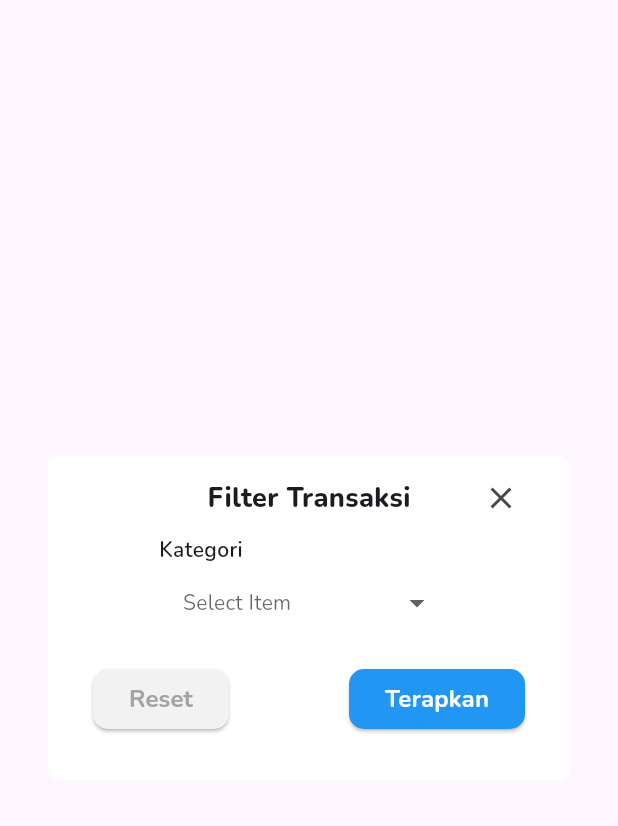
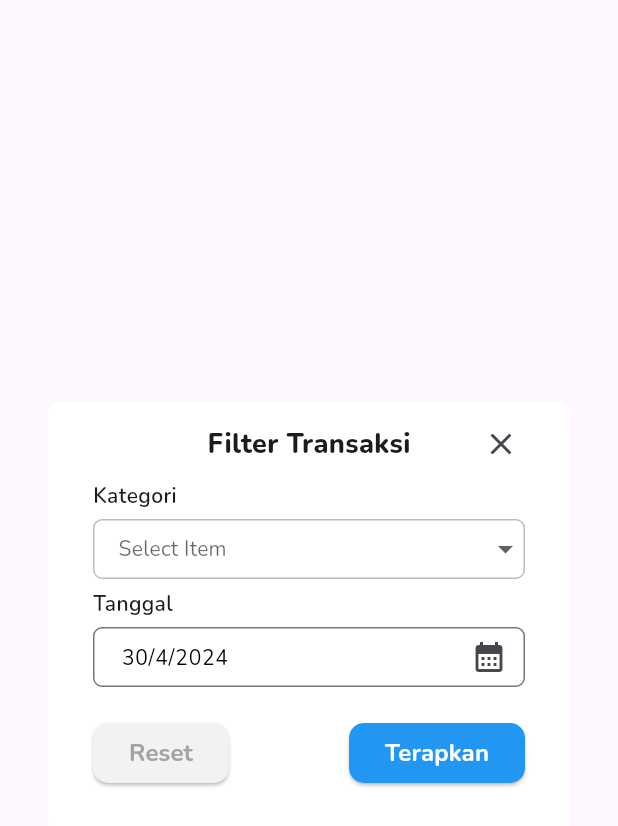
Before and after one commit to Reza1290/budgetin-app, a Flutter app: the FilterDialog widget shown alone on an empty page, opened directly, on a phone screen of 412 x 824 dp. Shown: the top 826 px of the screen. Run offline on Flutter 3.47's test engine with Material 3 defaults, Android fonts, the phone set to English and light mode, and no system bars; drawn by our look-alikes of dropdown_button2; our stand-ins replace drift, flutter_slidable, flutter_svg, sqlite3_flutter_libs; accounts and stored records are empty; generated files the repository leaves out were written again; project files that could hold a hidden picture were left out.

Commit message:
filter tapi warna belum sesuai

```diff
--- a/lib/widgets/modal/modal_filter.dart
+++ b/lib/widgets/modal/modal_filter.dart
@@ -1,7 +1,9 @@
 import 'package:budgetin/widgets/modal/budgetin_modal.dart';
+import 'package:budgetin/widgets/reusable/calendar.dart';
 import 'package:budgetin/widgets/reusable/title_modal.dart';
 import 'package:dropdown_button2/dropdown_button2.dart';
 import 'package:flutter/material.dart';
+import 'package:flutter/widgets.dart';
 
 class FilterDialog extends StatefulWidget {
   @override
@@ -61,6 +63,7 @@ class _FilterDialogState extends State<FilterDialog> {
                     color: Theme.of(context).hintColor,
                   ),
                 ),
+
                 items: items
                     .map((item) => DropdownMenuItem(
                           value: item,
@@ -78,11 +81,15 @@ class _FilterDialogState extends State<FilterDialog> {
                     selectedValue = value;
                   });
                 },
-          buttonStyleData: const ButtonStyleData(
-            padding: EdgeInsets.symmetric(horizontal: 16),
+                buttonStyleData: ButtonStyleData(
                     height: 40,
-            width: 200,
+                    decoration: BoxDecoration(
+                      borderRadius: BorderRadius.circular(6),
+                      border: Border.all(
+                        color: Colors.black26,
                       ),
+
+                    )),
                 dropdownStyleData: const DropdownStyleData(
                   maxHeight: 200,
                 ),
@@ -113,7 +120,18 @@ class _FilterDialogState extends State<FilterDialog> {
                         hintText: 'Search for an item...',
                         hintStyle: const TextStyle(fontSize: 12),
                         border: OutlineInputBorder(
-                    borderRadius: BorderRadius.circular(8),
+                          // Menambahkan border
+                          borderRadius: BorderRadius.circular(
+                              6.0), // Mengatur sudut border
+                          borderSide: BorderSide(), // Mengatur sisi border
+                        ),
+                        focusedBorder: OutlineInputBorder(
+                          // Mengubah warna border ketika aktif menjadi biru
+                          borderRadius: BorderRadius.circular(
+                              6.0), // Mengatur sudut border
+                          borderSide: BorderSide(
+                              color:
+                                  Color(0xFF1D77FF)), // Mengatur warna border
                         ),
                       ),
                     ),
@@ -130,7 +148,50 @@ class _FilterDialogState extends State<FilterDialog> {
                 },
               ),
             ),
-            // Your Calendar selection code here
+            const SizedBox(height: 6.0),
+            const Text(
+              "Tanggal",
+              style: TextStyle(fontSize: 14, fontWeight: FontWeight.w600),
+            ),
+            const SizedBox(height: 6.0),
+            SizedBox(
+              height: 40,
+              child: GestureDetector(
+                onTap: () async {
+                  final DateTime? pickedDate =
+                      await selectDate(context, selectedDate);
+                  if (pickedDate != null && pickedDate != selectedDate) {
+                    setState(() {
+                      selectedDate = pickedDate;
+                    });
+                  }
+                },
+                child: AbsorbPointer(
+                  child: TextFormField(
+                    decoration: InputDecoration(
+                      border: OutlineInputBorder(
+                        borderRadius: BorderRadius.circular(6.0),
+                      ),
+                      focusedBorder: const OutlineInputBorder(
+                        borderSide: BorderSide(color: Colors.blue),
+                        borderRadius: BorderRadius.all(Radius.circular(6.0)),
+                      ),
+                      suffixIcon: const Icon(Icons.calendar_month),
+                      hintText:
+                          "${selectedDate.day}/${selectedDate.month}/${selectedDate.year}",
+                      hintStyle: const TextStyle(
+                        color: Colors.black,
+                        fontSize: 14,
+                        fontWeight: FontWeight.w400,
+                      ),
+                      contentPadding:
+                          const EdgeInsets.symmetric(horizontal: 15),
+                    ),
+                    readOnly: true,
+                  ),
+                ),
+              ),
+            ),
           ],
         ),
       ),
```
Lines whose indentation alone changed are shown as unchanged.
